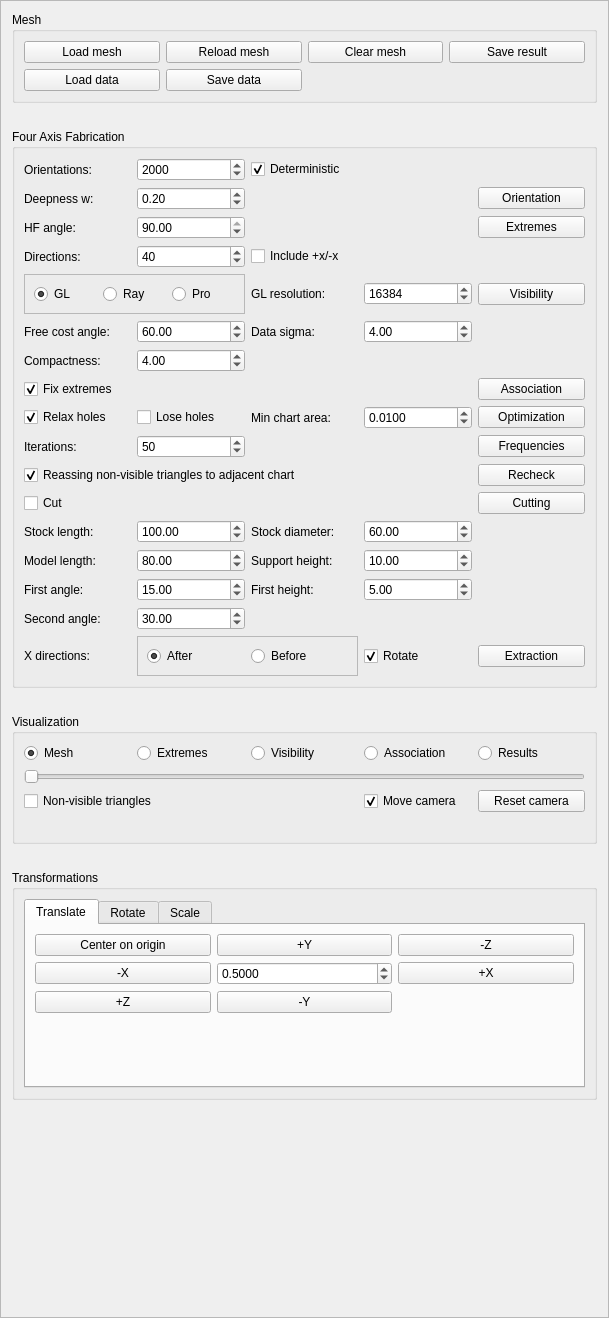
cg3hci/4AxisMilling, file GUI/managers/fouraxisfabricationmanager.ui: the form before one commit.
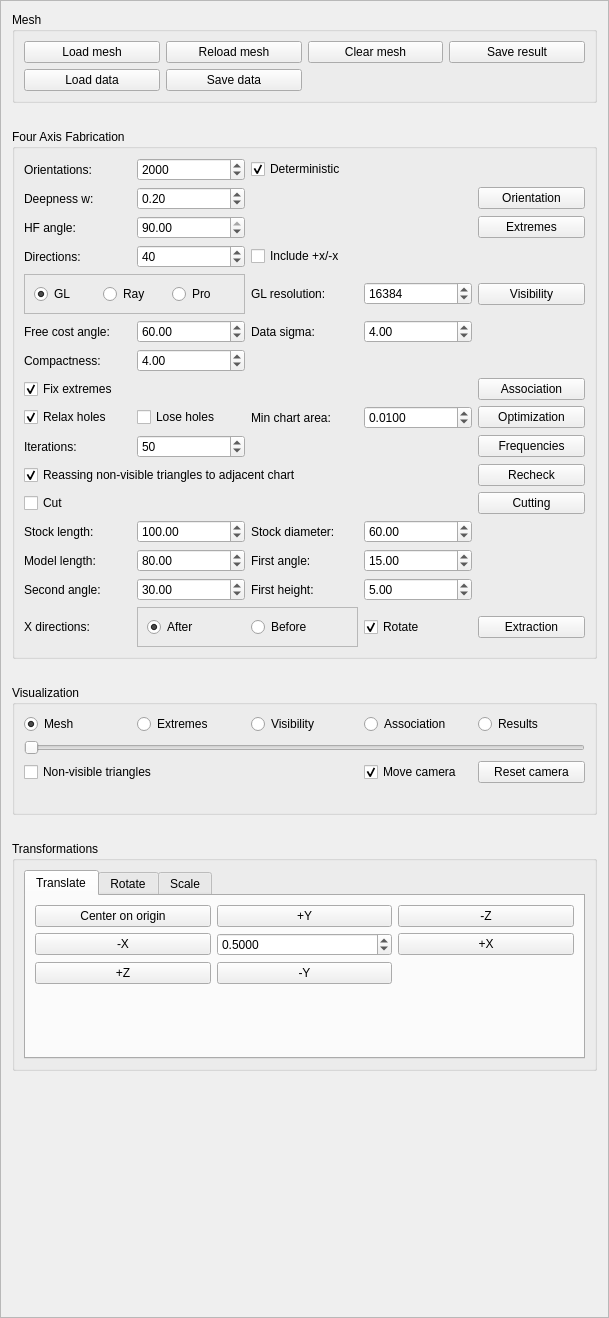
The form after the commit.

```diff
--- a/GUI/managers/fouraxisfabricationmanager.ui
+++ b/GUI/managers/fouraxisfabricationmanager.ui
@@ -654,13 +654,6 @@
         </property>
        </widget>
       </item>
-      <item row="24" column="3">
-       <widget class="QLabel" name="extractResultsSupportHeightLabel">
-        <property name="text">
-         <string>Support height:</string>
-        </property>
-       </widget>
-      </item>
       <item row="24" column="2">
        <widget class="QDoubleSpinBox" name="extractResultsModelLengthSpinBox">
         <property name="maximum">
@@ -681,13 +674,6 @@
         </property>
        </widget>
       </item>
-      <item row="25" column="1">
-       <widget class="QLabel" name="extractResultsFirstLayerAngleLabel">
-        <property name="text">
-         <string>First angle:</string>
-        </property>
-       </widget>
-      </item>
       <item row="4" column="3">
        <widget class="QCheckBox" name="checkVisibilityXDirectionsCheckBox">
         <property name="text">
@@ -695,23 +681,6 @@
         </property>
        </widget>
       </item>
-      <item row="25" column="2">
-       <widget class="QDoubleSpinBox" name="extractResultsFirstLayerAngleSpinBox">
-        <property name="maximum">
-         <double>90.000000000000000</double>
-        </property>
-        <property name="value">
-         <double>15.000000000000000</double>
-        </property>
-       </widget>
-      </item>
-      <item row="26" column="1">
-       <widget class="QLabel" name="extractResultsSecondLayerAngleLabel">
-        <property name="text">
-         <string>Second angle:</string>
-        </property>
-       </widget>
-      </item>
       <item row="14" column="3">
        <widget class="QLabel" name="optimizationMinChartAreaLabel">
         <property name="text">
@@ -895,16 +864,6 @@
         </property>
        </widget>
       </item>
-      <item row="26" column="2">
-       <widget class="QDoubleSpinBox" name="extractResultsSecondLayerAngleSpinBox">
-        <property name="maximum">
-         <double>90.000000000000000</double>
-        </property>
-        <property name="value">
-         <double>30.000000000000000</double>
-        </property>
-       </widget>
-      </item>
       <item row="18" column="1">
        <widget class="QCheckBox" name="cutComponentsCheckBox">
         <property name="text">
@@ -1051,16 +1010,6 @@
         </property>
        </widget>
       </item>
-      <item row="24" column="4">
-       <widget class="QDoubleSpinBox" name="extractResultsSupportHeightSpinBox">
-        <property name="maximum">
-         <double>10000.000000000000000</double>
-        </property>
-        <property name="value">
-         <double>10.000000000000000</double>
-        </property>
-       </widget>
-      </item>
       <item row="18" column="5">
        <widget class="QPushButton" name="cutComponentsButton">
         <property name="text">
@@ -1108,6 +1057,40 @@
         </property>
        </widget>
       </item>
+      <item row="24" column="3">
+       <widget class="QLabel" name="extractResultsFirstLayerAngleLabel">
+        <property name="text">
+         <string>First angle:</string>
+        </property>
+       </widget>
+      </item>
+      <item row="24" column="4">
+       <widget class="QDoubleSpinBox" name="extractResultsFirstLayerAngleSpinBox">
+        <property name="maximum">
+         <double>90.000000000000000</double>
+        </property>
+        <property name="value">
+         <double>15.000000000000000</double>
+        </property>
+       </widget>
+      </item>
+      <item row="25" column="1">
+       <widget class="QLabel" name="extractResultsSecondLayerAngleLabel">
+        <property name="text">
+         <string>Second angle:</string>
+        </property>
+       </widget>
+      </item>
+      <item row="25" column="2">
+       <widget class="QDoubleSpinBox" name="extractResultsSecondLayerAngleSpinBox">
+        <property name="maximum">
+         <double>90.000000000000000</double>
+        </property>
+        <property name="value">
+         <double>30.000000000000000</double>
+        </property>
+       </widget>
+      </item>
      </layout>
     </widget>
    </item>
```
